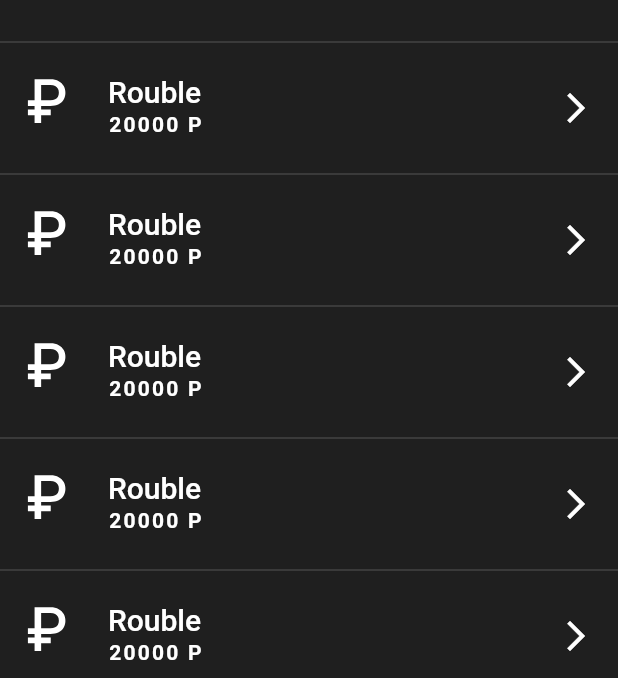
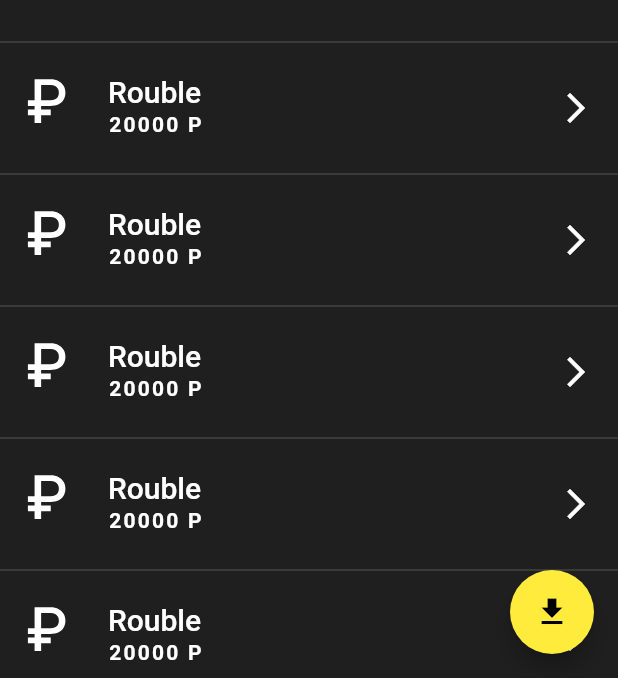
Before and after one commit to Borteq2/currencies, a Flutter app: the screen it shows after launch, on a phone screen of 412 x 824 dp, the part 558-1236 px from its top. Run offline on Flutter 3.47's test engine with Material 2 defaults, Android fonts, the phone set to English and light mode, and no system bars; our stand-ins replace dio, flutter_svg.

Commit message:
refactoring + simple request

```diff
--- a/lib/currencies_list_app.dart
+++ b/lib/currency_list_app.dart
@@ -9,7 +9,7 @@ class CurrenciesListApp extends StatelessWidget {
   @override
   Widget build(BuildContext context) {
     return MaterialApp(
-      debugShowCheckedModeBanner: false,
+      // debugShowCheckedModeBanner: false,
       theme: myDarkTheme,
       routes: routes,
     );
--- a/lib/features/currencies_list_screen/view/list_screen.dart
+++ b/lib/features/currency_list_screen/view/list_screen.dart
@@ -1,17 +1,17 @@
 import 'package:flutter/material.dart';
+import '../../../repositories/currency/currency_repository.dart';
 import '../widgets/widgets.dart';
 
-class CurrenciesListScreen extends StatefulWidget {
-  const CurrenciesListScreen({super.key});
+class CurrencyListScreen extends StatefulWidget {
+  const CurrencyListScreen({super.key});
 
   @override
-  State<CurrenciesListScreen> createState() => _CurrenciesListScreenState();
+  State<CurrencyListScreen> createState() => _CurrencyListScreenState();
 }
 
-class _CurrenciesListScreenState extends State<CurrenciesListScreen> {
+class _CurrencyListScreenState extends State<CurrencyListScreen> {
   @override
   Widget build(BuildContext context) {
-
     return Scaffold(
       appBar: AppBar(
         title: const Text('Currencies List'),
@@ -28,6 +28,11 @@ class _CurrenciesListScreenState extends State<CurrenciesListScreen> {
           return const CurrencyTile(currencyName: currencyName);
         },
       ),
+      floatingActionButton: FloatingActionButton(
+          child: Icon(Icons.get_app),
+          onPressed: () {
+            CurrencyRepository().getCurrencyList();
+          }),
     );
   }
 }
--- a/lib/main.dart
+++ b/lib/main.dart
@@ -1,5 +1,5 @@
 import 'package:flutter/material.dart';
-import 'currencies_list_app.dart';
+import 'currency_list_app.dart';
 
 
 void main() {
--- a/lib/router/router.dart
+++ b/lib/router/router.dart
@@ -1,7 +1,7 @@
-import '../features/currencies_list_screen/currencies_list.dart';
+import '../features/currency_list_screen/currency_list.dart';
 import '../features/currency_single_screen/currency_single_screen.dart';
 
 final routes = {
-  '/': (context) => const CurrenciesListScreen(),
+  '/': (context) => const CurrencyListScreen(),
   '/currency': (context) => const CurrencyScreen(),
 };
--- a/pubspec.yaml
+++ b/pubspec.yaml
@@ -13,6 +13,7 @@ dependencies:
     sdk: flutter
   cupertino_icons: ^1.0.5
   bloc: ^8.1.1
+  dio: ^5.1.1
   flutter_svg: ^2.0.5
 
 dev_dependencies:
```
Also changed, not shown: lib/repositories/currency/currency_repository.dart (added, +11 -0 lines), lib/features/currency_list_screen/currency_list.dart (renamed from lib/features/currencies_list_screen/currencies_list.dart), lib/features/currency_list_screen/view/view.dart (renamed from lib/features/currencies_list_screen/view/view.dart), lib/features/currency_list_screen/widgets/currency_tile.dart (renamed from lib/features/currencies_list_screen/widgets/currency_tile.dart), lib/features/currency_list_screen/widgets/currency_tile_picture.dart (renamed from lib/features/currencies_list_screen/widgets/currency_tile_picture.dart), lib/features/currency_list_screen/widgets/widgets.dart (renamed from lib/features/currencies_list_screen/widgets/widgets.dart), pubspec.lock.
